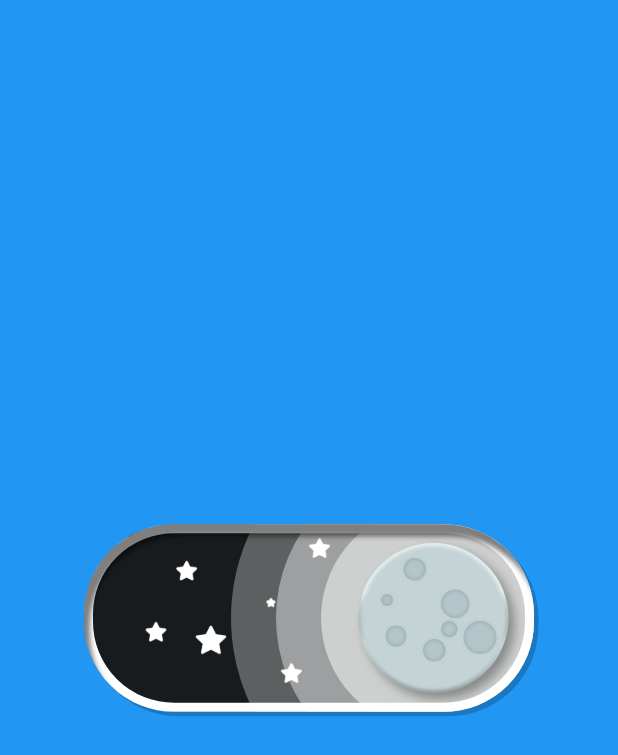
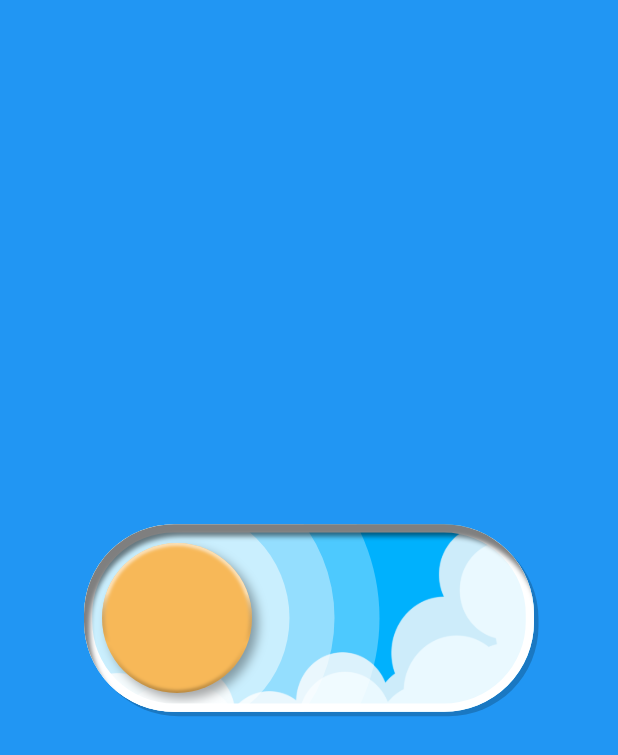
Before and after one commit to thanh54833/toggle_switch, a Flutter app: the screen it shows after launch, on a phone screen of 412 x 824 dp. Shown: the top 755 px of the screen. Run offline on Flutter 3.47's test engine with Material 2 defaults, Android fonts, the phone set to English and light mode, and no system bars; our stand-ins replace flutter_inset_box_shadow.

Commit message:
+push code.

```diff
--- a/lib/src/toggle/toggle_screen.dart
+++ b/lib/src/toggle/toggle_screen.dart
@@ -52,7 +52,6 @@ class ToggleController extends ChangeNotifier {
         toggleType = ToggleType.moon;
       }
     });
-    onTap();
   }
 
   onTap() {
@@ -188,7 +187,7 @@ class _ToggleScreenState extends State<ToggleScreen>
                 ),
               ],
               border: Border.all(
-                width: 6,
+                width: 5.5,
                 color: Colors.white,
               ),
             ),
```
